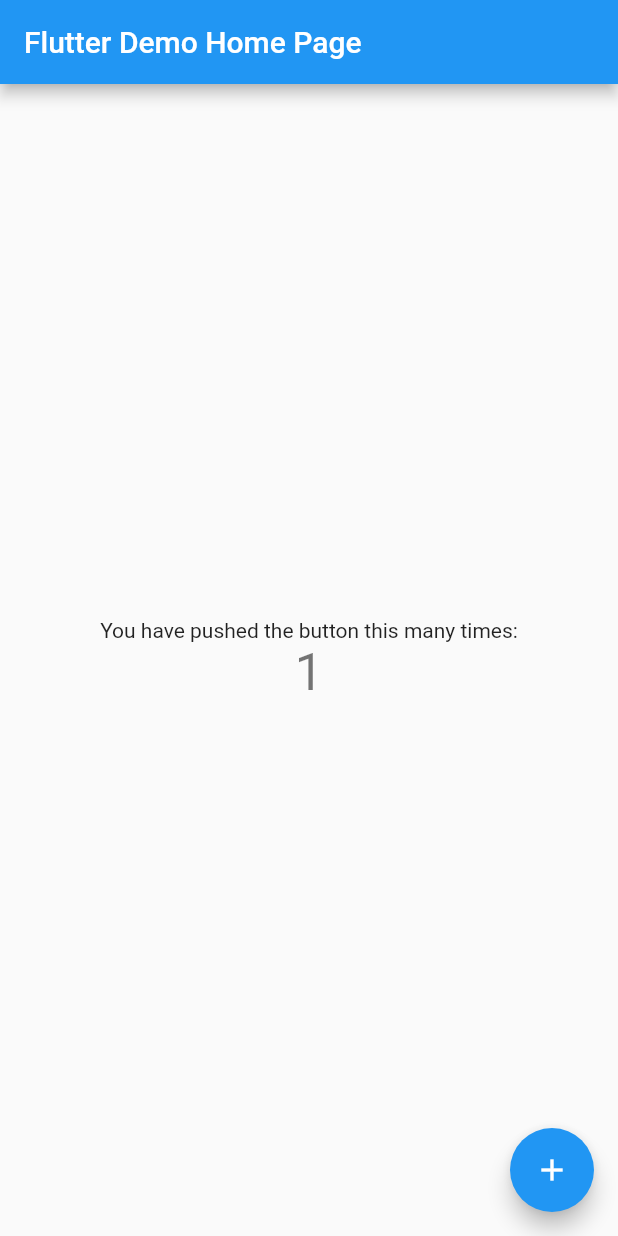
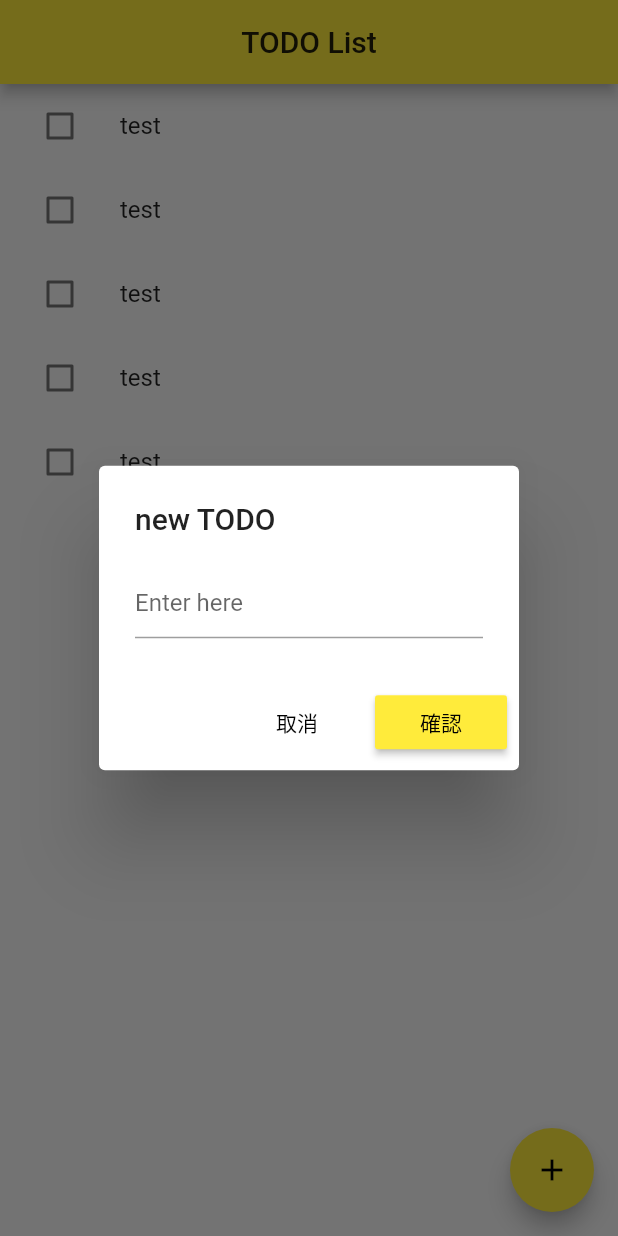
Before and after one commit to michael830713/todo_app_with_ktor, a Flutter app: the screen it shows after launch, after a tap on the "add" icon, on a phone screen of 412 x 824 dp. Run offline on Flutter 3.47's test engine with Material 2 defaults, Android fonts, the phone set to English and light mode, and no system bars; our stand-ins replace logger.

Commit message:
added the listTile and delete feature

```diff
--- a/lib/main.dart
+++ b/lib/main.dart
@@ -1,41 +1,25 @@
 import 'package:flutter/material.dart';
+import 'package:logger/logger.dart';
 
 void main() => runApp(MyApp());
+Logger logger = Logger();
 
 class MyApp extends StatelessWidget {
-  // This widget is the root of your application.
   @override
   Widget build(BuildContext context) {
     return MaterialApp(
+      debugShowCheckedModeBanner: false,
       title: 'Flutter Demo',
       theme: ThemeData(
-        // This is the theme of your application.
-        //
-        // Try running your application with "flutter run". You'll see the
-        // application has a blue toolbar. Then, without quitting the app, try
-        // changing the primarySwatch below to Colors.green and then invoke
-        // "hot reload" (press "r" in the console where you ran "flutter run",
-        // or simply save your changes to "hot reload" in a Flutter IDE).
-        // Notice that the counter didn't reset back to zero; the application
-        // is not restarted.
-        primarySwatch: Colors.blue,
+        primarySwatch: Colors.yellow,
       ),
-      home: MyHomePage(title: 'Flutter Demo Home Page'),
+      home: MyHomePage(title: 'TODO List'),
     );
   }
 }
 
 class MyHomePage extends StatefulWidget {
   MyHomePage({Key key, this.title}) : super(key: key);
-
-  // This widget is the home page of your application. It is stateful, meaning
-  // that it has a State object (defined below) that contains fields that affect
-  // how it looks.
-
-  // This class is the configuration for the state. It holds the values (in this
-  // case the title) provided by the parent (in this case the App widget) and
-  // used by the build method of the State. Fields in a Widget subclass are
-  // always marked "final".
 
   final String title;
 
@@ -44,68 +28,102 @@ class MyHomePage extends StatefulWidget {
 }
 
 class _MyHomePageState extends State<MyHomePage> {
-  int _counter = 0;
-
-  void _incrementCounter() {
-    setState(() {
-      // This call to setState tells the Flutter framework that something has
-      // changed in this State, which causes it to rerun the build method below
-      // so that the display can reflect the updated values. If we changed
-      // _counter without calling setState(), then the build method would not be
-      // called again, and so nothing would appear to happen.
-      _counter++;
-    });
-  }
+  List<TodoItems> list = [
+    TodoItems(content: 'test', finished: false),
+    TodoItems(content: 'test', finished: false),
+    TodoItems(content: 'test', finished: false),
+    TodoItems(content: 'test', finished: false),
+    TodoItems(content: 'test', finished: false),
+  ];
 
   @override
   Widget build(BuildContext context) {
-    // This method is rerun every time setState is called, for instance as done
-    // by the _incrementCounter method above.
-    //
-    // The Flutter framework has been optimized to make rerunning build methods
-    // fast, so that you can just rebuild anything that needs updating rather
-    // than having to individually change instances of widgets.
     return Scaffold(
       appBar: AppBar(
-        // Here we take the value from the MyHomePage object that was created by
-        // the App.build method, and use it to set our appbar title.
-        title: Text(widget.title),
+        centerTitle: true,
+        title: Center(child: Text(widget.title)),
       ),
-      body: Center(
-        // Center is a layout widget. It takes a single child and positions it
-        // in the middle of the parent.
-        child: Column(
-          // Column is also a layout widget. It takes a list of children and
-          // arranges them vertically. By default, it sizes itself to fit its
-          // children horizontally, and tries to be as tall as its parent.
-          //
-          // Invoke "debug painting" (press "p" in the console, choose the
-          // "Toggle Debug Paint" action from the Flutter Inspector in Android
-          // Studio, or the "Toggle Debug Paint" command in Visual Studio Code)
-          // to see the wireframe for each widget.
-          //
-          // Column has various properties to control how it sizes itself and
-          // how it positions its children. Here we use mainAxisAlignment to
-          // center the children vertically; the main axis here is the vertical
-          // axis because Columns are vertical (the cross axis would be
-          // horizontal).
-          mainAxisAlignment: MainAxisAlignment.center,
-          children: <Widget>[
-            Text(
-              'You have pushed the button this many times:',
+      body: ListView.builder(
+        itemBuilder: (context, index) {
+          TodoItems todoItems = list[index];
+          return Dismissible(
+            child: ListTile(
+              leading: Checkbox(
+                onChanged: (bool value) {
+                  setState(() {
+                    todoItems.finished = value;
+                  });
+                },
+                value: todoItems.finished,
+              ),
+              title: Text(
+                todoItems.content,
+                style: TextStyle(decoration: todoItems.finished ? TextDecoration.lineThrough : null),
+              ),
             ),
-            Text(
-              '$_counter',
-              style: Theme.of(context).textTheme.display1,
+            key: UniqueKey(),
+            onDismissed: (ddd) {
+              setState(() {
+                list.removeAt(index);
+              });
+              Scaffold.of(context).showSnackBar(SnackBar(content: Text("${todoItems.content} dismissed")));
+            },
+            background: Container(
+              color: Colors.red,
             ),
-          ],
-        ),
+          );
+        },
+        itemCount: list.length,
       ),
       floatingActionButton: FloatingActionButton(
-        onPressed: _incrementCounter,
+        onPressed: () {
+          TextEditingController textEditingController = TextEditingController();
+          showDialog(
+              context: context,
+              builder: (context) {
+                return AlertDialog(
+                    title: Text('new TODO'),
+                    content: TextField(
+                      controller: textEditingController,
+                      decoration: InputDecoration(hintText: 'Enter here'),
+                    ),
+                    actions: <Widget>[
+                      new FlatButton(
+                        onPressed: () {
+                          Navigator.of(context).pop();
+                        },
+                        child: new Text(
+                          "取消",
+                          style: TextStyle(color: Colors.black),
+                        ),
+                      ),
+                      new RaisedButton(
+                        color: Colors.yellow,
+                        onPressed: () {
+                          setState(() {
+                            list.add(TodoItems(content: textEditingController.text));
+                          });
+                          Navigator.of(context).pop();
+                        },
+                        child: new Text(
+                          "確認",
+                          style: TextStyle(color: Colors.black),
+                        ),
+                      ),
+                    ]);
+              });
+        },
         tooltip: 'Increment',
         child: Icon(Icons.add),
       ), // This trailing comma makes auto-formatting nicer for build methods.
     );
   }
 }
+
+class TodoItems {
+  TodoItems({this.content, this.finished = false});
+
+  String content;
+
+  bool finished;
+}
--- a/pubspec.yaml
+++ b/pubspec.yaml
@@ -19,6 +19,8 @@ environment:
 dependencies:
   flutter:
     sdk: flutter
+  logger: ^0.8.3
+
 
   # The following adds the Cupertino Icons font to your application.
   # Use with the CupertinoIcons class for iOS style icons.
```
Also changed, not shown: pubspec.lock.
